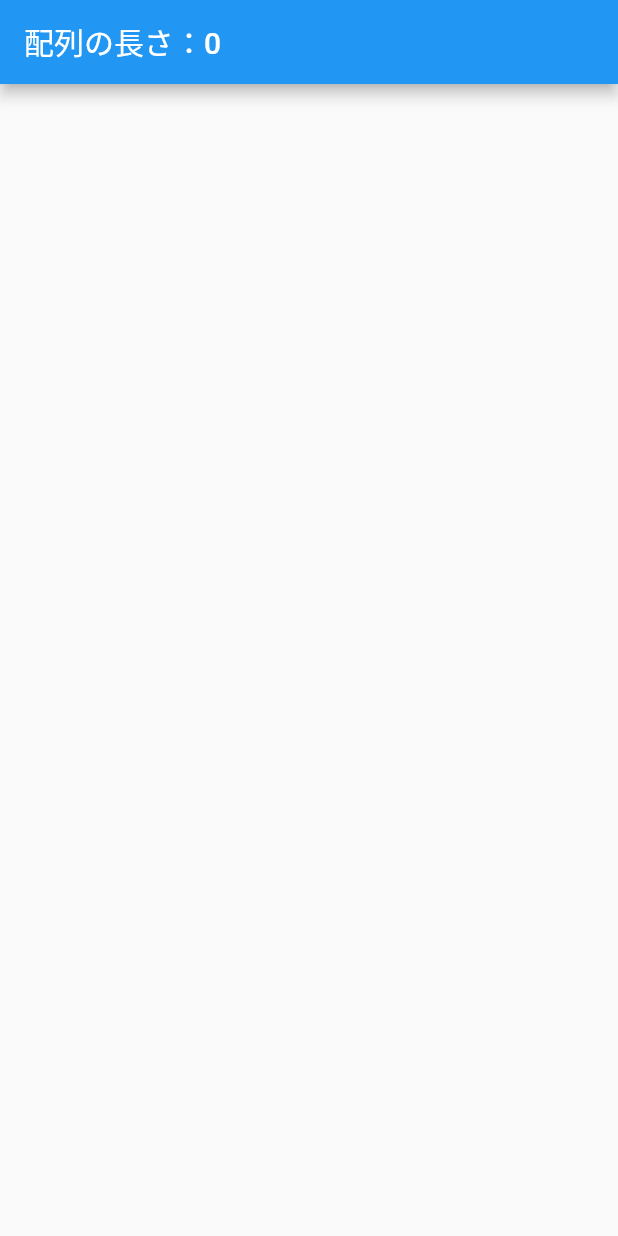
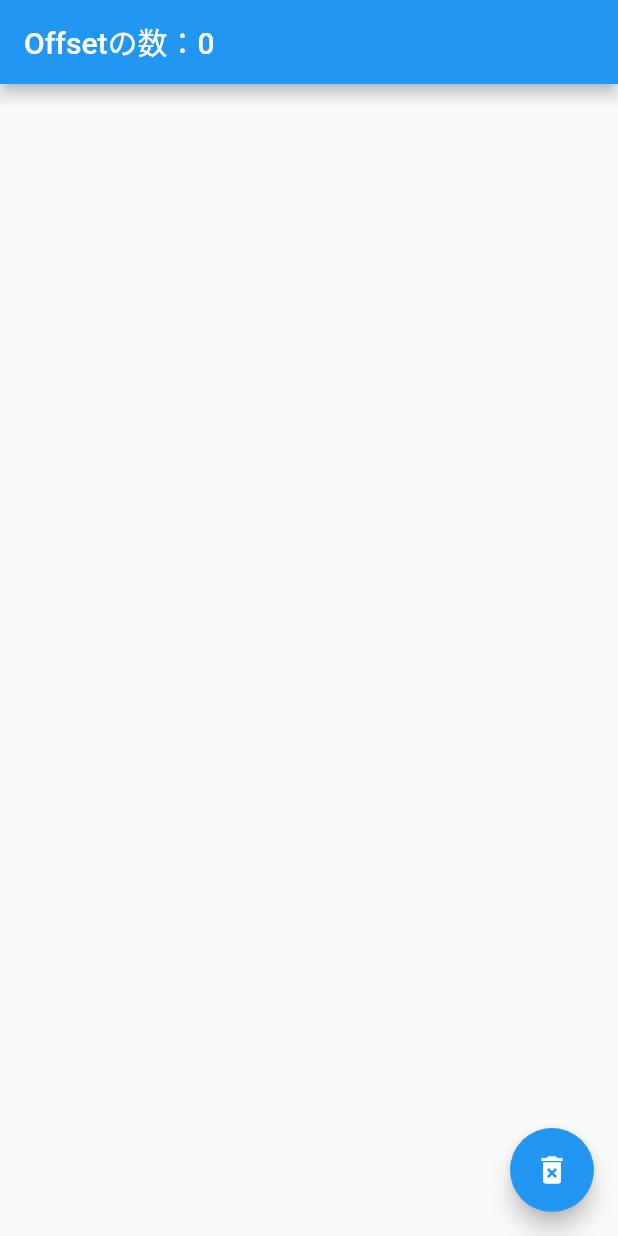
Before and after one commit to morio77/apple_pencil, a Flutter app: the screen it shows after launch, on a phone screen of 412 x 824 dp. Run offline on Flutter 3.47's test engine with Material 2 defaults, Android fonts, the phone set to English and light mode, and no system bars.

Commit message:
線をなめらかに描画。（変数名などがよくない）

```diff
--- a/lib/main.dart
+++ b/lib/main.dart
@@ -33,28 +33,42 @@ class MyHomePage extends StatefulWidget {
 }
 
 class _MyHomePageState extends State<MyHomePage> {
-  List<Offset> offsetList = <Offset>[];
+  int index = 0;
+  List<List<Offset>> offsetListList = [<Offset>[]];
 
   @override
   Widget build(BuildContext context) {
     return Scaffold(
       appBar: AppBar(
-        title: Text('配列の長さ：${offsetList.length}'),
+        title: Text(
+            'Offsetの数：${offsetListList.expand((element) => element).toList().length}'),
       ),
       body: CustomPaint(
-        painter: Painter(offsetList),
+        painter: Painter(offsetListList),
         child: GestureDetector(
+          onPanEnd: (_) {
+            index++;
+            offsetListList.add(<Offset>[]);
+          },
           onPanUpdate: (details) {
             final dx = details.localPosition.dx;
             final dy = details.localPosition.dy;
             final offset = Offset(dx, dy);
-            if (!offsetList.contains(offset)) {
-              offsetList.add(Offset(dx, dy));
+            if (!offsetListList[index].contains(offset)) {
+              offsetListList[index].add(Offset(dx, dy));
             }
             setState(() {});
           },
         ),
       ),
+      floatingActionButton: FloatingActionButton(
+        onPressed: () {
+          offsetListList = [<Offset>[]];
+          index = 0;
+          setState(() {});
+        },
+        child: const Icon(Icons.delete_forever),
+      ),
     );
   }
 }
--- a/lib/painter.dart
+++ b/lib/painter.dart
@@ -1,14 +1,17 @@
+import 'dart:ui';
+
 import 'package:flutter/material.dart';
 
 class Painter extends CustomPainter {
-  final List<Offset> offsetList;
-  const Painter(this.offsetList);
+  final List<List<Offset>> offsetListList;
+  const Painter(this.offsetListList);
 
   @override
   void paint(Canvas canvas, Size size) {
     final paint = Paint()..color = Colors.black;
-    for (final offset in offsetList) {
-      canvas.drawCircle(offset, 1, paint);
+
+    for (final offsetList in offsetListList) {
+      canvas.drawPoints(PointMode.polygon, offsetList, paint);
     }
   }
 
```
